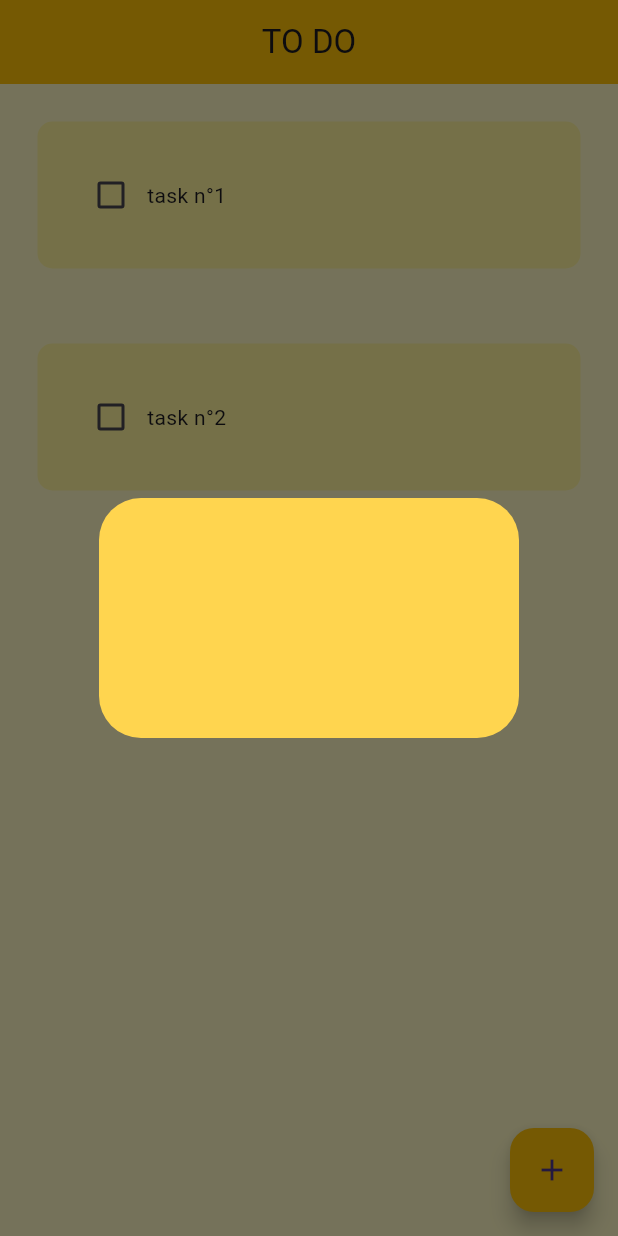
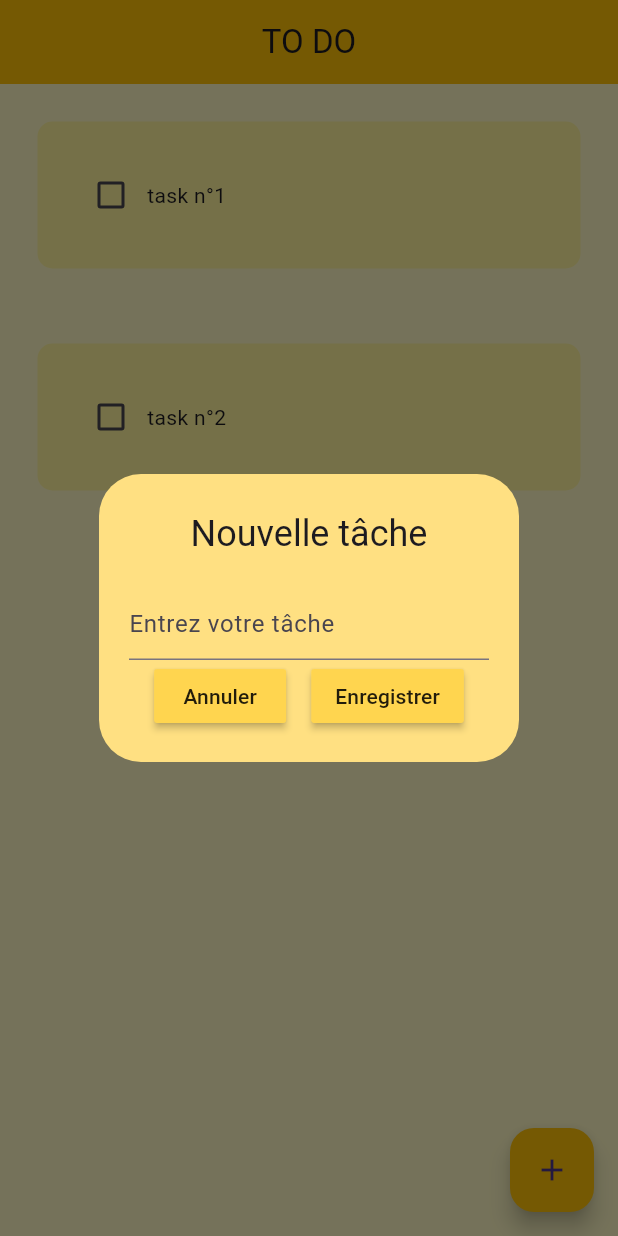
Before and after one commit to julienBelinga/Todo_List, a Flutter app: the screen it shows after launch, after a tap on the "add" icon, on a phone screen of 412 x 824 dp. Run offline on Flutter 3.47's test engine with Material 3 defaults, Android fonts, the phone set to English and light mode, and no system bars.

Commit message:
feat: implement task creation dialog with save functionality

```diff
--- a/lib/Homepage.dart
+++ b/lib/Homepage.dart
@@ -1,10 +1,6 @@
 import 'package:flutter/material.dart';
 import 'package:todo_list/components/DialogBox.dart';
 import 'package:todo_list/components/TodoTile.dart';
-
-void main() {
-  runApp(const HomePage());
-}
 
 class HomePage extends StatefulWidget {
   const HomePage({super.key});
@@ -19,17 +15,29 @@ class _HomePageState extends State<HomePage> {
     ["task n°2", false]
   ];
 
+  final _controller = TextEditingController();
+
   void checkBoxChanged(bool? value, int index) {
     setState(() {
       todoList[index][1] = value;
     });
   }
 
-  void CreateTask() {
+  void saveNewTask() {
+    setState(() {
+      todoList.add([_controller.text, false]);
+    });
+    Navigator.of(context).pop();
+  }
+
+  void createTask() {
     showDialog(
         context: context,
         builder: (context) {
-          return DialogBox();
+          return DialogBox(
+            controller: _controller,
+            onSave: saveNewTask,
+          );
         });
   }
 
@@ -57,7 +65,7 @@ class _HomePageState extends State<HomePage> {
         },
       ),
       floatingActionButton: FloatingActionButton(
-        onPressed: CreateTask,
+        onPressed: createTask,
         backgroundColor: Colors.amber,
         child: const Icon(Icons.add),
       ),
--- a/lib/components/DialogBox.dart
+++ b/lib/components/DialogBox.dart
@@ -1,15 +1,43 @@
 import 'package:flutter/material.dart';
+import 'package:todo_list/components/button.dart';
 
 class DialogBox extends StatelessWidget {
-  const DialogBox({super.key});
+  final TextEditingController controller;
+  final VoidCallback onSave;
+  const DialogBox({
+    super.key,
+    required this.controller,
+    required this.onSave,
+  });
 
   @override
   Widget build(BuildContext context) {
     return AlertDialog(
-      backgroundColor: Colors.amber[300],
-      content: Container(
-        height: 120,
+      backgroundColor: Colors.amber[200],
+      title: const Center(child: Text('Nouvelle tâche')),
+      content: Column(
+        mainAxisSize: MainAxisSize.min,
+        children: [
+          TextField(
+            controller: controller,
+            decoration: const InputDecoration(
+              hintText: "Entrez votre tâche",
+            ),
+          ),
+          Row(
+            mainAxisAlignment: MainAxisAlignment.spaceEvenly,
+            children: [
+              Button(
+                  text: 'Annuler',
+                  onPressed: () {
+                    Navigator.of(context).pop();
+                  }),
+              Button(text: 'Enregistrer', onPressed: onSave),
+            ],
+          )
+        ],
       ),
+      contentPadding: const EdgeInsets.all(20),
     );
   }
 }
--- /dev/null
+++ b/lib/components/button.dart
@@ -0,0 +1,21 @@
+import 'package:flutter/material.dart';
+
+class Button extends StatelessWidget {
+  Button({
+    super.key,
+    required this.text,
+    required this.onPressed,
+  });
+
+  final String text;
+  final VoidCallback onPressed;
+
+  @override
+  Widget build(BuildContext context) {
+    return MaterialButton(
+      onPressed: onPressed,
+      color: Colors.amber[300],
+      child: Text(text),
+    );
+  }
+}
--- a/lib/main.dart
+++ b/lib/main.dart
@@ -10,7 +10,6 @@ class MyApp extends StatelessWidget {
 
   @override
   Widget build(BuildContext context) {
-    // TODO: implement build
     return MaterialApp(
       debugShowCheckedModeBanner: false,
       home: HomePage(),
```
